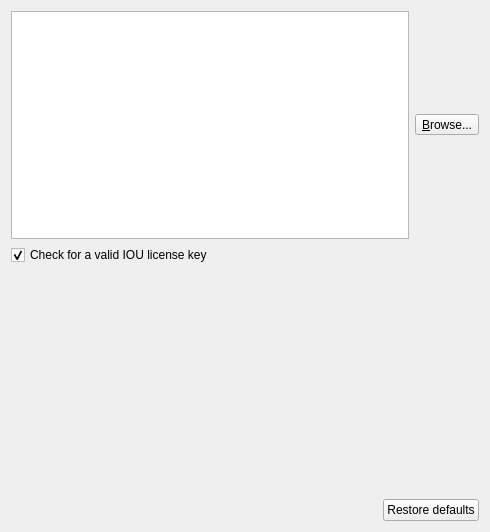
GNS3/gns3-gui, file gns3/modules/iou/ui/iou_preferences_page.ui: the form before one commit.
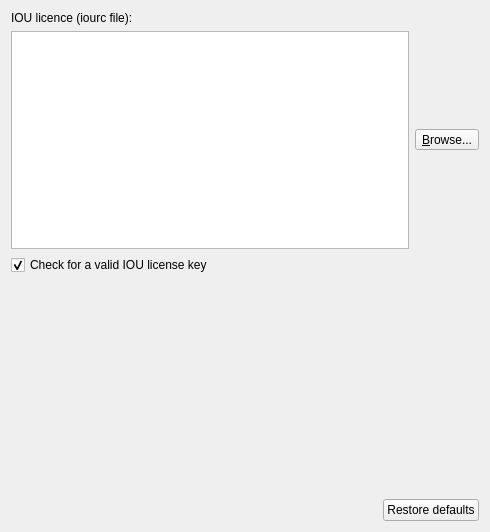
The form after the commit.

Commit message: Change behavior when an IOU license is verified. Fixes https://github.com/GNS3/gns3-server/issues/1555

Diff of the .ui file:
```diff
--- a/gns3/modules/iou/ui/iou_preferences_page.ui
+++ b/gns3/modules/iou/ui/iou_preferences_page.ui
@@ -14,6 +14,13 @@
    <string>IOS on UNIX</string>
   </property>
   <layout class="QVBoxLayout">
+   <item>
+    <widget class="QLabel" name="label">
+     <property name="text">
+      <string>IOU licence (iourc file):</string>
+     </property>
+    </widget>
+   </item>
    <item>
     <layout class="QHBoxLayout" name="horizontalLayout_5">
      <item>
```
The commit also changes 1 other file.
